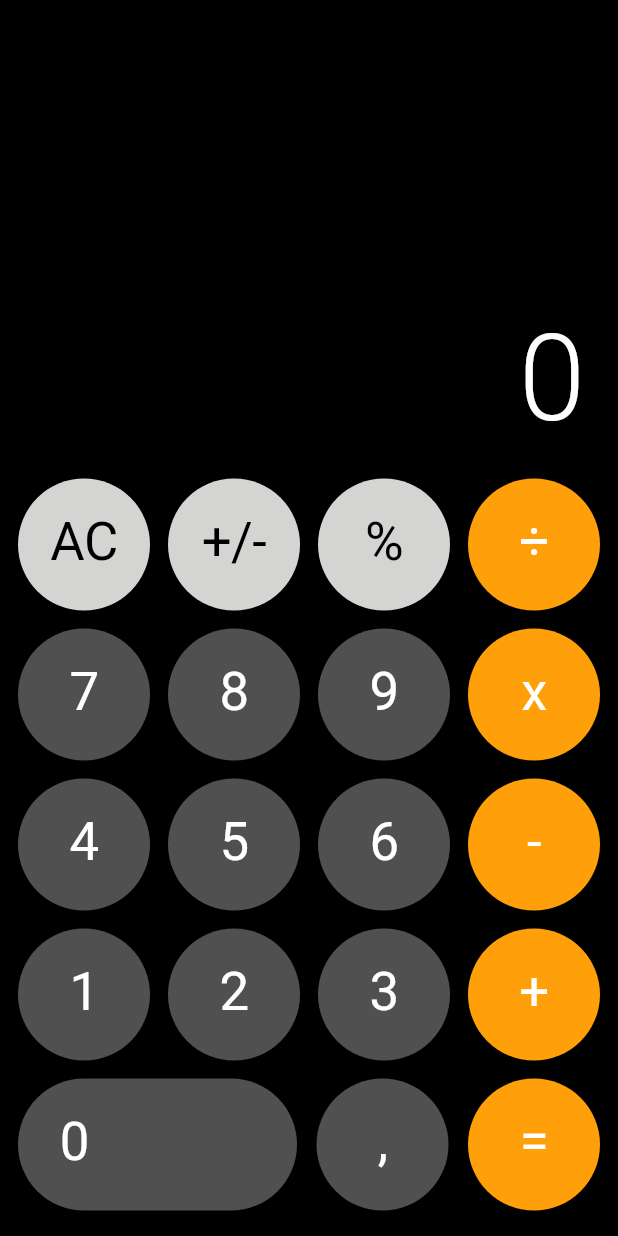
After one commit to RicharC293/simple_examples_flutter, a Flutter app: the screen it shows after launch, after a tap on "iOS Calculator", on a phone screen of 412 x 824 dp. The commit adds this screen. Run offline on Flutter 3.47's test engine with Material 2 defaults, Android fonts, the light colour scheme and no system bars; missing offline and left inert: apple_maps_flutter.

Commit message:
Update: add iOS calculator_screen.dart

```diff
--- /dev/null
+++ b/lib/examples/ios_calculator/screens/calculator_screen.dart
@@ -0,0 +1,436 @@
+import 'package:flutter/cupertino.dart';
+import 'package:flutter/material.dart';
+import 'package:flutter/services.dart';
+
+import '../utils/operations_enums.dart';
+import '../widgets/base_button.dart';
+import '../widgets/text_field_calculator.dart';
+import '../widgets/zero_button.dart';
+
+/// Calculator based in iOS calculator interface
+///
+/// TODO Features:
+///
+/// * LandScape mode
+/// * State management [Provider or Riverpod]
+/// * Testing
+///
+class CalculatorScreen extends StatefulWidget {
+  const CalculatorScreen({super.key});
+
+  @override
+  State<CalculatorScreen> createState() => _CalculatorScreenState();
+}
+
+class _CalculatorScreenState extends State<CalculatorScreen> {
+  late TextEditingController _controller;
+
+  final ValueNotifier<Operations?> _currentOperation = ValueNotifier(null);
+
+  /// 100 - 25 = 75
+  /// [_value] [_operationSelected] [_operator] = [_product]
+  double _value = 0;
+  Operations? _operationSelected;
+  double _operator = 0;
+  double _product = 0;
+
+  @override
+  void initState() {
+    super.initState();
+    _controller = TextEditingController(text: '0');
+    SystemChrome.setPreferredOrientations([
+      DeviceOrientation.portraitUp,
+      DeviceOrientation.portraitDown,
+    ]);
+    // change color of status bar to white
+    SystemChrome.setSystemUIOverlayStyle(
+      const SystemUiOverlayStyle(
+        statusBarColor: Colors.transparent,
+        statusBarIconBrightness: Brightness.light,
+        statusBarBrightness: Brightness.dark,
+        systemStatusBarContrastEnforced: false,
+      ),
+    );
+  }
+
+  @override
+  void dispose() {
+    _controller.dispose();
+    super.dispose();
+  }
+
+  ///
+  /// Method used to insert digit into text field
+  /// [0-9] and [,]
+  ///
+  void _insertValue(String digit) {
+    if (_currentOperation.value != null) _controller.text = '0';
+    if (_controller.text == '0') {
+      digit == ',' ? _controller.text = '0$digit' : _controller.text = digit;
+      _saveSelectedOperator();
+      return;
+    }
+
+    if (RegExp(r'\d').allMatches(_controller.text).length == 9) {
+      return;
+    }
+    _controller.text += digit;
+
+    final intValue = _controller.text.split(',').first.replaceAll('.', '');
+
+    final newValue = intValue.replaceAllMapped(
+      RegExp(r'(\d{1,3})(?=(\d{3})+(?!\d))'),
+      (match) => '${match[1]}.',
+    );
+
+    if (_controller.text.contains(',')) {
+      _controller.text = '$newValue,${_controller.text.split(',').last}';
+      _saveSelectedOperator();
+      return;
+    }
+    _controller.text = newValue;
+    _saveSelectedOperator();
+  }
+
+  ///
+  /// Method used to save in local value to operate
+  ///
+  void _saveSelectedOperator() {
+    _operator =
+        double.parse(_controller.text.replaceAll('.', '').replaceAll(',', '.'));
+    _currentOperation.value = null;
+  }
+
+  ///
+  /// Method used to save in local the operation selected
+  /// [+, -, x, ÷]
+  ///
+  void _onPressOperation(Operations operation) {
+    _value =
+        double.parse(_controller.text.replaceAll('.', '').replaceAll(',', '.'));
+    _currentOperation.value = operation;
+    _operationSelected = operation;
+    _operator =
+        double.parse(_controller.text.replaceAll('.', '').replaceAll(',', '.'));
+  }
+
+  ///
+  /// Method used to calculate the operation selected
+  ///
+  void _calculate() {
+    switch (_currentOperation.value ?? _operationSelected) {
+      case Operations.add:
+        _product = _value + _operator;
+        break;
+      case Operations.subtract:
+        _product = _value - _operator;
+        break;
+      case Operations.multiply:
+        _product = _value * _operator;
+        break;
+      case Operations.divide:
+        _product = _value / _operator;
+        break;
+      default:
+    }
+    _calculatorCases(double.parse(_product.toString()));
+    _currentOperation.value = null;
+    _value = _product;
+  }
+
+  ///
+  /// Method used to review cases of calculator and parse to human view
+  ///
+  void _calculatorCases(double value) {
+    final standardLength = value.toStringAsFixed(7);
+    // Case 0: 0.0000000
+    if (double.tryParse(standardLength) == 0) {
+      _controller.text = '0';
+      return;
+    }
+    // Case 1: 0.0000001
+    if (standardLength.startsWith('0.')) {
+      final decimals = standardLength.length < 9
+          ? standardLength
+          : standardLength.substring(0, 9);
+      _controller.text =
+          decimals.replaceAll(RegExp(r'0*$'), '').replaceAll('.', ',');
+      return;
+    }
+    // Case 2: 123456789.1929219
+    if (standardLength.split('.').first.length <= 9) {
+      _parseToStandard(standardLength.substring(0, 9));
+      return;
+    }
+
+    //convert to exponential notation
+    _controller.text = value.toStringAsExponential(2);
+  }
+
+  /// Method used to parse to human view
+  void _parseToStandard(String value) {
+    final intValue = value.split('.').first;
+    final newValue = intValue.replaceAllMapped(
+      RegExp(r'(\d{1,3})(?=(\d{3})+(?!\d))'),
+      (match) => '${match[1]}.',
+    );
+    final valueParsed = ('$newValue,${value.toString().split('.').last}')
+        .replaceAll(RegExp(r'0*$'), '');
+    _controller.text = valueParsed.endsWith(',')
+        ? valueParsed.substring(0, valueParsed.length - 1)
+        : valueParsed;
+  }
+
+  ///
+  /// Method used to invert amount
+  /// if amount is positive, convert to negative
+  /// if amount is negative, convert to positive
+  ///
+  void _invertAmount() {
+    if (_controller.text.startsWith('-')) {
+      _controller.text = _controller.text.substring(1);
+      _saveSelectedOperator();
+      return;
+    }
+    _controller.text = '-${_controller.text}';
+    _saveSelectedOperator();
+  }
+
+  ///
+  /// Method used to get percentage of current amount
+  ///
+  void _getPercentage() {
+    final currentValue =
+        double.parse(_controller.text.replaceAll('.', '').replaceAll(',', '.'));
+    final value = currentValue / 100;
+    _calculatorCases(value);
+  }
+
+  @override
+  Widget build(BuildContext context) {
+    return Scaffold(
+      backgroundColor: CupertinoColors.black,
+      body: Center(
+        child: ConstrainedBox(
+          constraints: const BoxConstraints(maxWidth: 450, maxHeight: 800),
+          child: LayoutBuilder(
+              builder: (_, constraints) => SafeArea(
+                    child: Padding(
+                      padding: const EdgeInsets.symmetric(
+                          horizontal: 12, vertical: 5),
+                      child: Column(
+                        children: [
+                          const Spacer(),
+                          TextFieldCalculator(controller: _controller),
+                          const SizedBox(height: 12),
+                          //Buttons
+                          Row(
+                            mainAxisSize: MainAxisSize.max,
+                            mainAxisAlignment: MainAxisAlignment.spaceBetween,
+                            children: [
+                              ValueListenableBuilder(
+                                valueListenable: _controller,
+                                builder: (_, value, __) => BaseButton(
+                                  label: value.text == '0' ? 'AC' : 'C',
+                                  onTap: () {
+                                    _controller.text = '0';
+                                    _currentOperation.value = null;
+                                    _value = 0;
+                                    _operator = 0;
+                                    _product = 0;
+                                  },
+                                  backgroundColor: const Color(0xFFD4D4D2),
+                                  labelColor: CupertinoColors.black,
+                                  layoutSize: constraints.maxWidth,
+                                ),
+                              ),
+                              BaseButton(
+                                label: '+/-',
+                                onTap: _invertAmount,
+                                backgroundColor: const Color(0xFFD4D4D2),
+                                labelColor: CupertinoColors.black,
+                                layoutSize: constraints.maxWidth,
+                              ),
+                              BaseButton(
+                                label: '%',
+                                onTap: _getPercentage,
+                                backgroundColor: const Color(0xFFD4D4D2),
+                                labelColor: CupertinoColors.black,
+                                layoutSize: constraints.maxWidth,
+                              ),
+                              ValueListenableBuilder(
+                                valueListenable: _currentOperation,
+                                builder: (_, currentOperation, __) {
+                                  return BaseButton(
+                                    label: Operations.divide.label,
+                                    onTap: () =>
+                                        _onPressOperation(Operations.divide),
+                                    isActive:
+                                        currentOperation == Operations.divide,
+                                    layoutSize: constraints.maxWidth,
+                                  );
+                                },
+                              ),
+                            ],
+                          ),
+                          const SizedBox(height: 12),
+                          Row(
+                            mainAxisSize: MainAxisSize.max,
+                            mainAxisAlignment: MainAxisAlignment.spaceBetween,
+                            children: [
+                              BaseButton(
+                                label: '7',
+                                onTap: () => _insertValue('7'),
+                                backgroundColor: const Color(0xFF505050),
+                                labelColor: CupertinoColors.white,
+                                layoutSize: constraints.maxWidth,
+                              ),
+                              BaseButton(
+                                label: '8',
+                                onTap: () => _insertValue('8'),
+                                backgroundColor: const Color(0xFF505050),
+                                labelColor: CupertinoColors.white,
+                                layoutSize: constraints.maxWidth,
+                              ),
+                              BaseButton(
+                                label: '9',
+                                onTap: () => _insertValue('9'),
+                                backgroundColor: const Color(0xFF505050),
+                                labelColor: CupertinoColors.white,
+                                layoutSize: constraints.maxWidth,
+                              ),
+                              ValueListenableBuilder(
+                                valueListenable: _currentOperation,
+                                builder: (_, currentOperation, __) {
+                                  return BaseButton(
+                                    label: Operations.multiply.label,
+                                    onTap: () =>
+                                        _onPressOperation(Operations.multiply),
+                                    isActive:
+                                        currentOperation == Operations.multiply,
+                                    layoutSize: constraints.maxWidth,
+                                  );
+                                },
+                              ),
+                            ],
+                          ),
+                          const SizedBox(height: 12),
+                          Row(
+                            mainAxisSize: MainAxisSize.max,
+                            mainAxisAlignment: MainAxisAlignment.spaceBetween,
+                            children: [
+                              BaseButton(
+                                label: '4',
+                                onTap: () => _insertValue('4'),
+                                backgroundColor: const Color(0xFF505050),
+                                labelColor: CupertinoColors.white,
+                                layoutSize: constraints.maxWidth,
+                              ),
+                              BaseButton(
+                                label: '5',
+                                onTap: () => _insertValue('5'),
+                                backgroundColor: const Color(0xFF505050),
+                                labelColor: CupertinoColors.white,
+                                layoutSize: constraints.maxWidth,
+                              ),
+                              BaseButton(
+                                label: '6',
+                                onTap: () => _insertValue('6'),
+                                backgroundColor: const Color(0xFF505050),
+                                labelColor: CupertinoColors.white,
+                                layoutSize: constraints.maxWidth,
+                              ),
+                              ValueListenableBuilder(
+                                valueListenable: _currentOperation,
+                                builder: (_, currentOperation, __) {
+                                  return BaseButton(
+                                    label: Operations.subtract.label,
+                                    onTap: () =>
+                                        _onPressOperation(Operations.subtract),
+                                    isActive:
+                                        currentOperation == Operations.subtract,
+                                    layoutSize: constraints.maxWidth,
+                                  );
+                                },
+                              ),
+                            ],
+                          ),
+                          const SizedBox(height: 12),
+                          Row(
+                            mainAxisSize: MainAxisSize.max,
+                            mainAxisAlignment: MainAxisAlignment.spaceBetween,
+                            children: [
+                              BaseButton(
+                                label: '1',
+                                onTap: () => _insertValue('1'),
+                                backgroundColor: const Color(0xFF505050),
+                                labelColor: CupertinoColors.white,
+                                layoutSize: constraints.maxWidth,
+                              ),
+                              BaseButton(
+                                label: '2',
+                                onTap: () => _insertValue('2'),
+                                backgroundColor: const Color(0xFF505050),
+                                labelColor: CupertinoColors.white,
+                                layoutSize: constraints.maxWidth,
+                              ),
+                              BaseButton(
+                                label: '3',
+                                onTap: () => _insertValue('3'),
+                                backgroundColor: const Color(0xFF505050),
+                                labelColor: CupertinoColors.white,
+                                layoutSize: constraints.maxWidth,
+                              ),
+                              ValueListenableBuilder(
+                                valueListenable: _currentOperation,
+                                builder: (_, currentOperation, __) {
+                                  return BaseButton(
+                                    label: Operations.add.label,
+                                    onTap: () =>
+                                        _onPressOperation(Operations.add),
+                                    isActive:
+                                        currentOperation == Operations.add,
+                                    layoutSize: constraints.maxWidth,
+                                  );
+                                },
+                              ),
+                            ],
+                          ),
+                          const SizedBox(height: 12),
+                          Row(
+                            mainAxisSize: MainAxisSize.max,
+                            mainAxisAlignment: MainAxisAlignment.spaceBetween,
+                            children: [
+                              ZeroButton(
+                                label: '0',
+                                onTap: () => _insertValue('0'),
+                                backgroundColor: const Color(0xFF505050),
+                                labelColor: CupertinoColors.white,
+                                layoutSize: constraints.maxWidth,
+                              ),
+                              BaseButton(
+                                label: ',',
+                                onTap: () {
+                                  if (_controller.text.contains(',')) return;
+                                  _insertValue(',');
+                                },
+                                backgroundColor: const Color(0xFF505050),
+                                labelColor: CupertinoColors.white,
+                                layoutSize: constraints.maxWidth,
+                              ),
+                              BaseButton(
+                                label: '=',
+                                onTap: _calculate,
+                                layoutSize: constraints.maxWidth,
+                              ),
+                            ],
+                          ),
+                        ],
+                      ),
+                    ),
+                  )),
+        ),
+      ),
+    );
+  }
+}
--- /dev/null
+++ b/lib/examples/ios_calculator/utils/operations_enums.dart
@@ -0,0 +1,9 @@
+enum Operations {
+  add('+'),
+  subtract('-'),
+  multiply('x'),
+  divide('÷');
+
+  final String label;
+  const Operations(this.label);
+}
--- /dev/null
+++ b/lib/examples/ios_calculator/widgets/base_button.dart
@@ -0,0 +1,64 @@
+import 'package:flutter/cupertino.dart';
+
+class BaseButton extends StatelessWidget {
+  const BaseButton({
+    super.key,
+    required this.label,
+    this.backgroundColor,
+    required this.onTap,
+    this.labelColor,
+    this.isActive = false,
+    required this.layoutSize,
+  });
+
+  final String label;
+  final Color? backgroundColor;
+  final Color? labelColor;
+  final VoidCallback onTap;
+  final bool isActive;
+  final double layoutSize;
+
+  @override
+  Widget build(BuildContext context) {
+    final buttonSize = layoutSize / 4 - 15;
+    return ConstrainedBox(
+      constraints: BoxConstraints(
+        maxWidth: buttonSize,
+        maxHeight: buttonSize,
+      ),
+      child: CupertinoButton(
+        alignment: Alignment.center,
+        borderRadius: BorderRadius.circular(buttonSize),
+        color: isActive
+            ? CupertinoColors.white
+            : (backgroundColor ?? CupertinoColors.activeOrange),
+        minSize: 0,
+        onPressed: onTap,
+        padding: EdgeInsets.zero,
+        pressedOpacity: 0.85,
+        child: Center(
+          child: SizedBox(
+            height: buttonSize,
+            width: buttonSize,
+            child: Center(
+              child: Text(
+                label,
+                textAlign: TextAlign.center,
+                textScaleFactor: 1,
+                style: TextStyle(
+                  color: isActive
+                      ? CupertinoColors.activeOrange
+                      : (labelColor ?? CupertinoColors.white),
+                  fontSize: buttonSize / 2.5,
+                  fontWeight: FontWeight.w400,
+                  height: 1,
+                ),
+                maxLines: 1,
+              ),
+            ),
+          ),
+        ),
+      ),
+    );
+  }
+}
--- /dev/null
+++ b/lib/examples/ios_calculator/widgets/text_field_calculator.dart
@@ -0,0 +1,51 @@
+import 'package:flutter/cupertino.dart';
+import 'package:flutter/services.dart';
+
+class TextFieldCalculator extends StatelessWidget {
+  const TextFieldCalculator({super.key, required this.controller});
+
+  final TextEditingController controller;
+
+  void _onHorizontalDrag(DragEndDetails details) {
+    if (details.primaryVelocity! <= 0) return;
+    if (controller.text.isEmpty) return;
+    controller.text = controller.text.substring(0, controller.text.length - 1);
+    if (controller.text.isEmpty) {
+      controller.text = '0';
+    }
+  }
+
+  @override
+  Widget build(BuildContext context) {
+    return GestureDetector(
+      onHorizontalDragEnd: _onHorizontalDrag,
+      behavior: HitTestBehavior.opaque,
+      child: AbsorbPointer(
+        absorbing: true,
+        child: ValueListenableBuilder(
+          valueListenable: controller,
+          builder: (_, controllerListener, __) => CupertinoTextField(
+            controller: controller,
+            textAlign: TextAlign.right,
+            maxLines: 1,
+            decoration: BoxDecoration(
+              border: Border.all(
+                color: CupertinoColors.black,
+                width: 0,
+              ),
+            ),
+            maxLength: 9,
+            style: TextStyle(
+              color: CupertinoColors.white,
+              fontSize: controllerListener.text.length > 8 ? 60 : 80,
+              fontWeight: FontWeight.w300,
+            ),
+            inputFormatters: [
+              FilteringTextInputFormatter.digitsOnly,
+            ],
+          ),
+        ),
+      ),
+    );
+  }
+}
--- /dev/null
+++ b/lib/examples/ios_calculator/widgets/zero_button.dart
@@ -0,0 +1,59 @@
+import 'package:flutter/cupertino.dart';
+
+class ZeroButton extends StatelessWidget {
+  const ZeroButton({
+    super.key,
+    required this.label,
+    this.backgroundColor,
+    required this.onTap,
+    this.labelColor,
+    required this.layoutSize,
+  });
+
+  final String label;
+  final Color? backgroundColor;
+  final Color? labelColor;
+  final VoidCallback onTap;
+  final double layoutSize;
+
+  @override
+  Widget build(BuildContext context) {
+    final buttonSize = layoutSize / 4 - 15;
+    return ConstrainedBox(
+      constraints: BoxConstraints(
+        maxWidth: buttonSize * 2 + 10,
+        maxHeight: buttonSize,
+      ),
+      child: CupertinoButton(
+        alignment: Alignment.center,
+        borderRadius: BorderRadius.circular(buttonSize),
+        color: backgroundColor ?? CupertinoColors.activeOrange,
+        minSize: 0,
+        onPressed: onTap,
+        padding: const EdgeInsets.only(left: 28),
+        pressedOpacity: 0.85,
+        child: Center(
+          child: SizedBox(
+            height: buttonSize,
+            width: buttonSize * 2 + 10,
+            child: Align(
+              alignment: Alignment.centerLeft,
+              child: Text(
+                label,
+                textAlign: TextAlign.left,
+                textScaleFactor: 1,
+                style: TextStyle(
+                  color: labelColor ?? CupertinoColors.white,
+                  fontSize: buttonSize / 2.5,
+                  fontWeight: FontWeight.w400,
+                  height: 1,
+                ),
+                maxLines: 1,
+              ),
+            ),
+          ),
+        ),
+      ),
+    );
+  }
+}
--- a/lib/home_page.dart
+++ b/lib/home_page.dart
@@ -6,6 +6,7 @@ import 'package:simple_examples/examples/delivery_button/delivery_button.dart';
 import 'package:simple_examples/examples/image_slider/image_slider.dart';
 
 import 'examples/apple_maps/apple_maps.dart';
+import 'examples/ios_calculator/screens/calculator_screen.dart';
 
 class SimpleExamples extends StatelessWidget {
   const SimpleExamples({Key? key}) : super(key: key);
@@ -46,6 +47,15 @@ class SimpleExamples extends StatelessWidget {
             },
             child: const Text("Delivery button"),
           ),
+          const SizedBox(height: 8),
+          TextButton(
+            onPressed: () {
+              Navigator.push(context, MaterialPageRoute(builder: (context) {
+                return const CalculatorScreen();
+              }));
+            },
+            child: const Text("iOS Calculator"),
+          ),
         ],
       ),
     );
```
Also changed, not shown: pubspec.lock.
